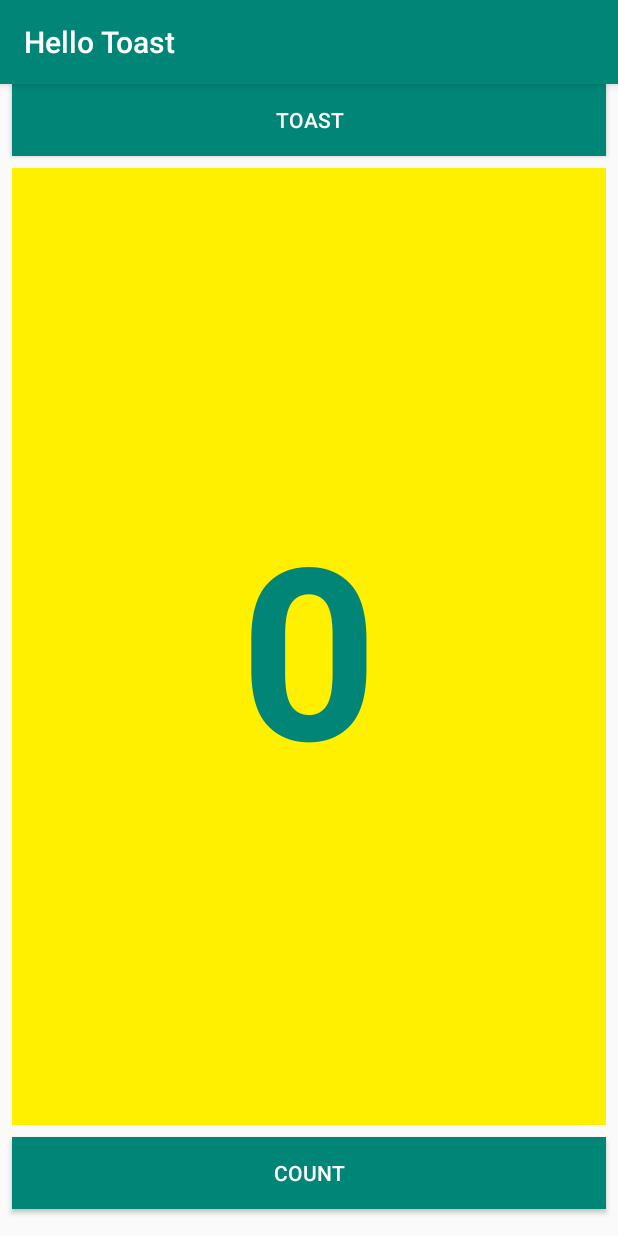
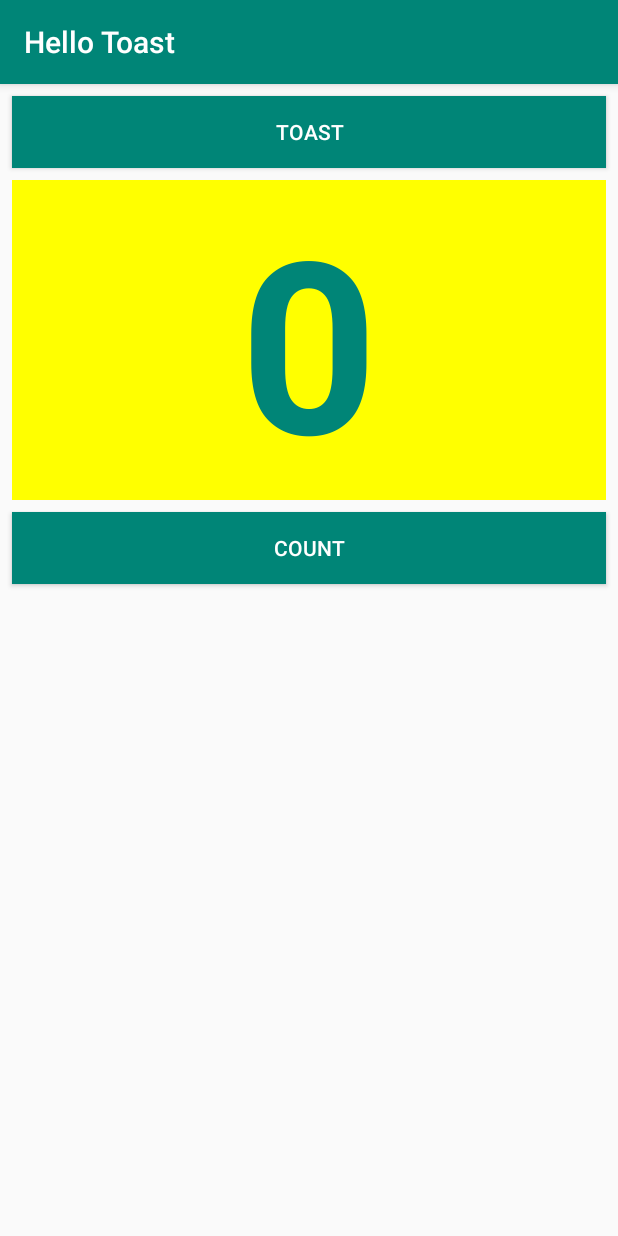
Before and after one commit to yipkinlit/HelloToast, an Android app: the screen it shows after launch (MainActivity), on a phone screen of 412 x 824 dp. Run offline under Robolectric (Android 15) with nearby library versions, the phone set to English and light mode, and no system bars.

```diff
--- a/app/src/main/res/layout/activity_main.xml
+++ b/app/src/main/res/layout/activity_main.xml
@@ -1,66 +1,56 @@
 <?xml version="1.0" encoding="utf-8"?>
-<android.support.constraint.ConstraintLayout xmlns:android="http://schemas.android.com/apk/res/android"
+<RelativeLayout xmlns:android="http://schemas.android.com/apk/res/android"
     xmlns:app="http://schemas.android.com/apk/res-auto"
     xmlns:tools="http://schemas.android.com/tools"
     android:layout_width="match_parent"
     android:layout_height="match_parent"
+    android:orientation="vertical"
     tools:context=".MainActivity">
 
     <Button
-        android:id="@+id/butto_toast"
-        android:layout_width="0dp"
+        android:id="@+id/button_toast"
+        android:layout_width="match_parent"
         android:layout_height="wrap_content"
+        android:layout_marginEnd="8dp"
         android:layout_marginStart="8dp"
-        android:layout_marginLeft="8dp"
+        android:layout_marginTop="8dp"
+        android:background="@color/colorPrimary"
+        android:onClick="showToast"
+        android:text="@string/button_label_toast"
+        android:textColor="@android:color/white" />
+
+    <TextView
+        android:id="@+id/show_count"
+        android:layout_width="match_parent"
+        android:layout_height="wrap_content"
+        android:layout_marginBottom="8dp"
         android:layout_marginEnd="8dp"
-        android:layout_marginRight="8dp"
-        android:background="@color/colorPrimary"
-        android:text="@string/button_label_toast"
-        android:textColor="@android:color/white"
-        app:layout_constraintEnd_toEndOf="parent"
-        app:layout_constraintHorizontal_bias="1.0"
-        app:layout_constraintStart_toStartOf="parent"
-        tools:layout_editor_absoluteY="16dp"
-        android:onClick="showToast"/>
+        android:layout_marginStart="8dp"
+        android:layout_marginTop="8dp"
+        android:layout_weight="1"
+        android:background="#FFFF00"
+        android:gravity="center_vertical"
+        android:text="@string/count_initial_value"
+        android:textAlignment="center"
+        android:textColor="@color/colorPrimary"
+        android:textSize="160sp"
+        android:textStyle="bold"
+        android:layout_below="@+id/button_toast"
+        android:layout_alignParentLeft="true"
+        android:layout_alignParentStart="true"/>
 
     <Button
         android:id="@+id/button_count"
-        android:layout_width="0dp"
+        android:layout_width="match_parent"
         android:layout_height="wrap_content"
+        android:layout_marginBottom="8dp"
+        android:layout_marginEnd="8dp"
         android:layout_marginStart="8dp"
-        android:layout_marginLeft="8dp"
-        android:layout_marginEnd="8dp"
-        android:layout_marginRight="8dp"
-        android:layout_marginBottom="18dp"
         android:background="@color/colorPrimary"
+        android:onClick="countUp"
         android:text="@string/button_label_count"
         android:textColor="@android:color/white"
-        app:layout_constraintBottom_toBottomOf="parent"
-        app:layout_constraintEnd_toEndOf="parent"
-        app:layout_constraintStart_toStartOf="parent"
-        android:onClick="countUp"/>
+        android:layout_below="@+id/show_count"
+        android:layout_centerHorizontal="true"/>
 
-    <TextView
-        android:id="@+id/show_count"
-        android:layout_width="0dp"
-        android:layout_height="0dp"
-        android:layout_marginStart="8dp"
-        android:layout_marginLeft="8dp"
-        android:layout_marginTop="8dp"
-        android:layout_marginEnd="8dp"
-        android:layout_marginRight="8dp"
-        android:layout_marginBottom="8dp"
-        android:background="#FFF000"
-        android:gravity="center"
-        android:text="@string/count_initial_value"
-        android:textColor="@color/colorPrimary"
-        android:textSize="160sp"
-        android:textStyle="bold"
-        app:layout_constraintBottom_toTopOf="@+id/button_count"
-        app:layout_constraintEnd_toEndOf="parent"
-        app:layout_constraintStart_toStartOf="parent"
-
-        app:layout_constraintTop_toBottomOf="@+id/butto_toast"
-        app:layout_constraintVertical_bias="0.503" />
-
-</android.support.constraint.ConstraintLayout>
+</RelativeLayout>
```
